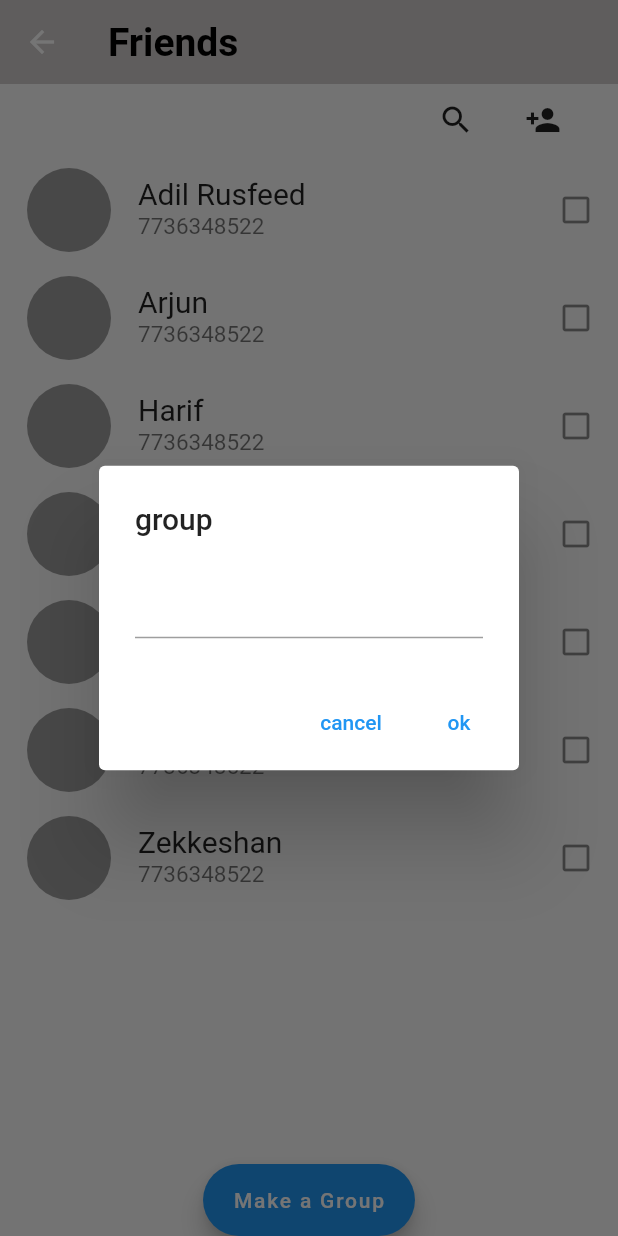
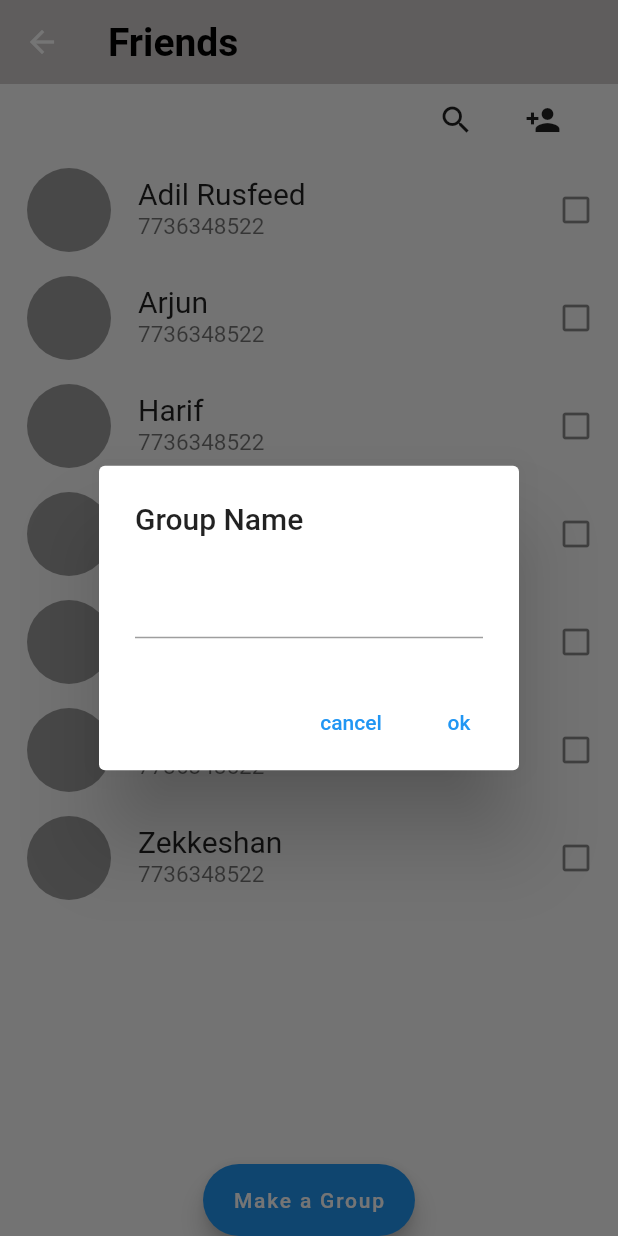
Before and after one commit to Ayishamarva7998/ExpenseTrack, a Flutter app: the Adduser screen opened directly, after a tap on "Make a Group", on a phone screen of 412 x 824 dp. Run offline on Flutter 3.47's test engine with Material 2 defaults, Android fonts, the phone set to English and light mode, and no system bars; our stand-ins replace fl_chart.

Commit message:
group page

```diff
--- a/lib/screens/adduser.dart
+++ b/lib/screens/adduser.dart
@@ -79,7 +79,7 @@ class Adduser extends StatelessWidget {
     showDialog(context: context,
     builder: (BuildContext context){
       return AlertDialog(
-        title:Text("group"),
+        title:Text("Group Name"),
         content: TextField(),
         actions: [
           TextButton(onPressed: (){
```
